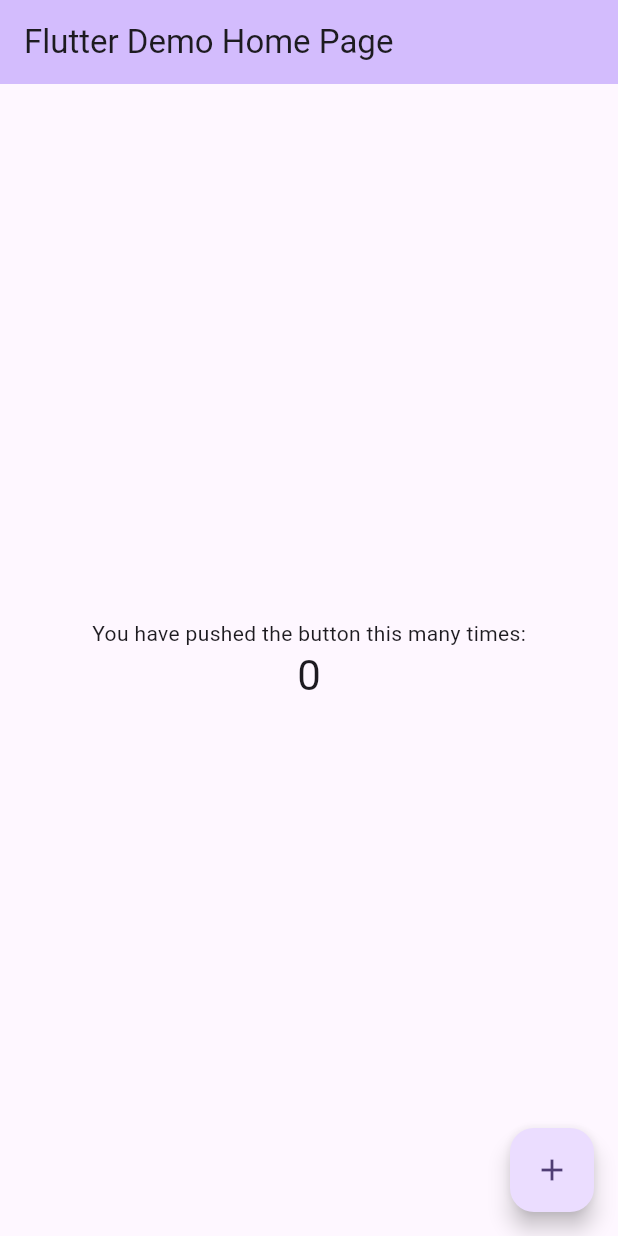
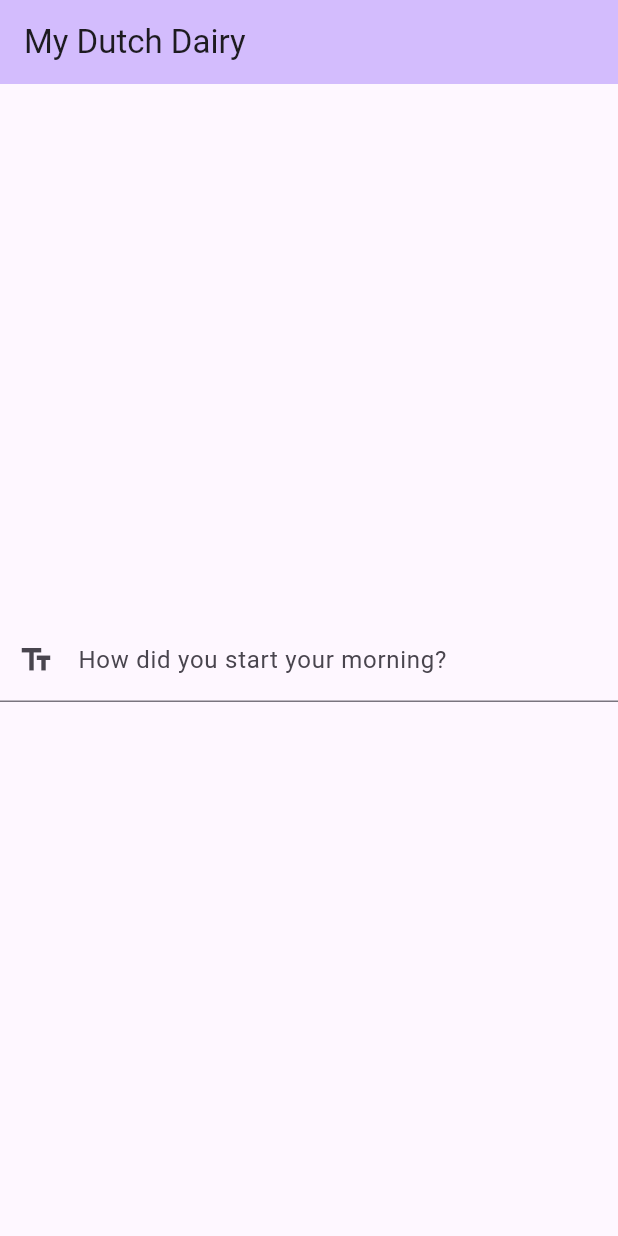
Before and after one commit to sanchitgulati/my-dutch-dairy, a Flutter app: the screen it shows after launch, on a phone screen of 412 x 824 dp. Run offline on Flutter 3.47's test engine with Material 2 defaults, Android fonts, the phone set to English and light mode, and no system bars; our stand-ins replace logger.

Commit message:
working build

```diff
--- /dev/null
+++ b/lib/home_page.dart
@@ -0,0 +1,55 @@
+import 'package:flutter/material.dart';
+import 'package:logger/logger.dart';
+
+final logger = Logger();
+
+class MyHomePage extends StatefulWidget {
+  const MyHomePage({super.key, required this.title});
+
+  final String title;
+
+  @override
+  State<MyHomePage> createState() => _MyHomePageState();
+}
+
+class _MyHomePageState extends State<MyHomePage> {
+  String inputValue = ''; // Variable to store the current text field value
+
+  // Function to be called when the text field value changes
+  void handleTextChange(String value) {
+    setState(() {
+      inputValue = value; // Update the inputValue variable
+    });
+    // You can call other functions or perform any desired actions here
+    logger.d('Text field value changed: $value');
+  }
+
+  @override
+  Widget build(BuildContext context) {
+    return Scaffold(
+        appBar: AppBar(
+          backgroundColor: Theme.of(context).colorScheme.inversePrimary,
+          title: Text(widget.title),
+        ),
+        body: Center(
+          child: Column(
+            mainAxisAlignment: MainAxisAlignment.center,
+            children: <Widget>[
+              TextField(
+                onChanged:
+                    handleTextChange, // Call this function when the text field changes
+                decoration: const InputDecoration(
+                  labelText:
+                      'How did you start your morning?', // Placeholder text
+                  hintText: 'Type something', // Shown when the field is empty
+                  prefixIcon: Icon(Icons.text_fields), // Optional icon prefix
+                  // You can add more decoration options here, like border, labelStyle, etc.
+                ),
+                // Other properties like controller, onChanged, etc. can be added here
+              ),
+            ],
+          ),
+        ) // This trailing comma makes auto-formatting nicer for build methods.
+        );
+  }
+}
--- a/lib/main.dart
+++ b/lib/main.dart
@@ -1,6 +1,9 @@
 import 'package:flutter/material.dart';
+import 'package:logger/logger.dart';
+import 'loading_screen.dart'; // Import the loading screen
+import 'home_page.dart'; // Import the home page
 
-void main() {
+Future<void> main() async {
   runApp(const MyApp());
 }
 
@@ -11,115 +14,17 @@ class MyApp extends StatelessWidget {
   @override
   Widget build(BuildContext context) {
     return MaterialApp(
-      title: 'Flutter Demo',
+      title: 'My Dutch Dairy',
+      initialRoute: '/', // Set the initial route to the loading screen
       theme: ThemeData(
-        // This is the theme of your application.
-        //
-        // TRY THIS: Try running your application with "flutter run". You'll see
-        // the application has a blue toolbar. Then, without quitting the app,
-        // try changing the seedColor in the colorScheme below to Colors.green
-        // and then invoke "hot reload" (save your changes or press the "hot
-        // reload" button in a Flutter-supported IDE, or press "r" if you used
-        // the command line to start the app).
-        //
-        // Notice that the counter didn't reset back to zero; the application
-        // state is not lost during the reload. To reset the state, use hot
-        // restart instead.
-        //
-        // This works for code too, not just values: Most code changes can be
-        // tested with just a hot reload.
         colorScheme: ColorScheme.fromSeed(seedColor: Colors.deepPurple),
         useMaterial3: true,
       ),
-      home: const MyHomePage(title: 'Flutter Demo Home Page'),
+      routes: {
+        '/': (context) => LoadingScreen(), // Route to the loading screen
+        '/next': (context) =>
+            MyHomePage(title: 'My Dutch Dairy'), // Route to the next screen
+      },
     );
   }
 }
-
-class MyHomePage extends StatefulWidget {
-  const MyHomePage({super.key, required this.title});
-
-  // This widget is the home page of your application. It is stateful, meaning
-  // that it has a State object (defined below) that contains fields that affect
-  // how it looks.
-
-  // This class is the configuration for the state. It holds the values (in this
-  // case the title) provided by the parent (in this case the App widget) and
-  // used by the build method of the State. Fields in a Widget subclass are
-  // always marked "final".
-
-  final String title;
-
-  @override
-  State<MyHomePage> createState() => _MyHomePageState();
-}
-
-class _MyHomePageState extends State<MyHomePage> {
-  int _counter = 0;
-
-  void _incrementCounter() {
-    setState(() {
-      // This call to setState tells the Flutter framework that something has
-      // changed in this State, which causes it to rerun the build method below
-      // so that the display can reflect the updated values. If we changed
-      // _counter without calling setState(), then the build method would not be
-      // called again, and so nothing would appear to happen.
-      _counter++;
-    });
-  }
-
-  @override
-  Widget build(BuildContext context) {
-    // This method is rerun every time setState is called, for instance as done
-    // by the _incrementCounter method above.
-    //
-    // The Flutter framework has been optimized to make rerunning build methods
-    // fast, so that you can just rebuild anything that needs updating rather
-    // than having to individually change instances of widgets.
-    return Scaffold(
-      appBar: AppBar(
-        // TRY THIS: Try changing the color here to a specific color (to
-        // Colors.amber, perhaps?) and trigger a hot reload to see the AppBar
-        // change color while the other colors stay the same.
-        backgroundColor: Theme.of(context).colorScheme.inversePrimary,
-        // Here we take the value from the MyHomePage object that was created by
-        // the App.build method, and use it to set our appbar title.
-        title: Text(widget.title),
-      ),
-      body: Center(
-        // Center is a layout widget. It takes a single child and positions it
-        // in the middle of the parent.
-        child: Column(
-          // Column is also a layout widget. It takes a list of children and
-          // arranges them vertically. By default, it sizes itself to fit its
-          // children horizontally, and tries to be as tall as its parent.
-          //
-          // Column has various properties to control how it sizes itself and
-          // how it positions its children. Here we use mainAxisAlignment to
-          // center the children vertically; the main axis here is the vertical
-          // axis because Columns are vertical (the cross axis would be
-          // horizontal).
-          //
-          // TRY THIS: Invoke "debug painting" (choose the "Toggle Debug Paint"
-          // action in the IDE, or press "p" in the console), to see the
-          // wireframe for each widget.
-          mainAxisAlignment: MainAxisAlignment.center,
-          children: <Widget>[
-            const Text(
-              'You have pushed the button this many times:',
-            ),
-            Text(
-              '$_counter',
-              style: Theme.of(context).textTheme.headlineMedium,
-            ),
-          ],
-        ),
-      ),
-      floatingActionButton: FloatingActionButton(
-        onPressed: _incrementCounter,
-        tooltip: 'Increment',
-        child: const Icon(Icons.add),
-      ), // This trailing comma makes auto-formatting nicer for build methods.
-    );
-  }
-}
--- a/pubspec.yaml
+++ b/pubspec.yaml
@@ -37,6 +37,7 @@ dependencies:
   # Use with the CupertinoIcons class for iOS style icons.
   cupertino_icons: ^1.0.2
   flutter_keyboard_visibility: ^5.4.1
+  logger: ^2.0.2
 
 dev_dependencies:
   flutter_test:
@@ -54,6 +55,8 @@ dev_dependencies:
 
 # The following section is specific to Flutter packages.
 flutter:
+  assets:
+    - assets/images/logo.png
 
   # The following line ensures that the Material Icons font is
   # included with your application, so that you can use the icons in
```
Also changed, not shown: lib/loading_screen.dart (added, +35 -0 lines), assets/images/logo.png (added), pubspec.lock.
